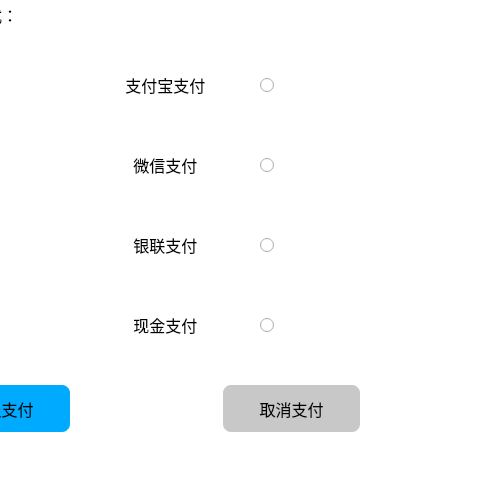
The window that Form/pay.ui (lyh9909/OrderSystem) describes before a commit, drawn with Qt 5; both pictures show x 170 to 650 and y 100 to 600 of the 650 by 600 pixel window.
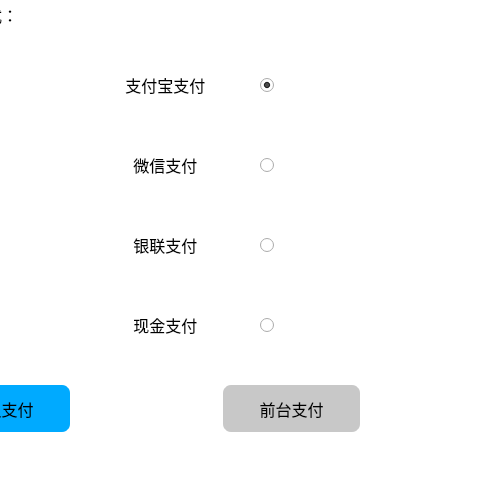
The same window after the commit. Icons and pictures are not drawn.

Patch:
```diff
--- a/Form/pay.ui
+++ b/Form/pay.ui
@@ -55,6 +55,9 @@
    <property name="text">
     <string/>
    </property>
+   <property name="checked">
+    <bool>true</bool>
+   </property>
   </widget>
   <widget class="QLabel" name="label_2">
    <property name="geometry">
@@ -316,7 +319,7 @@
 border-radius:10px;</string>
    </property>
    <property name="text">
-    <string>取消支付</string>
+    <string>前台支付</string>
    </property>
   </widget>
   <widget class="QLabel" name="label_10">
```
Left out of the diff: 2 changed lines with no effect on the pictures.
